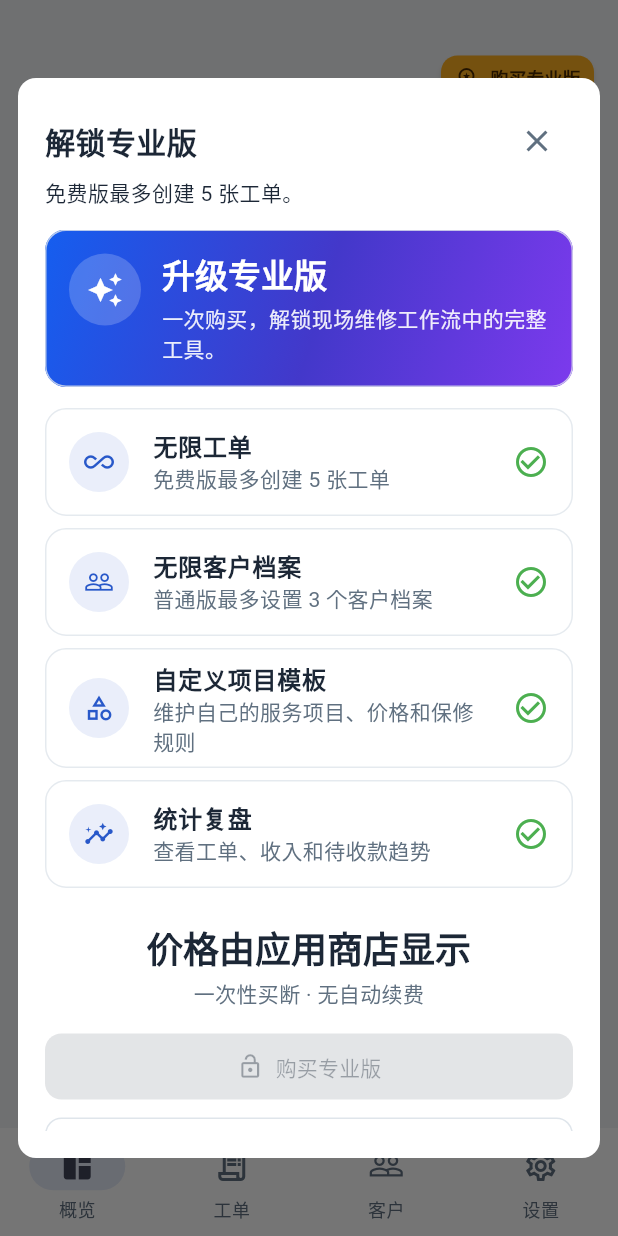
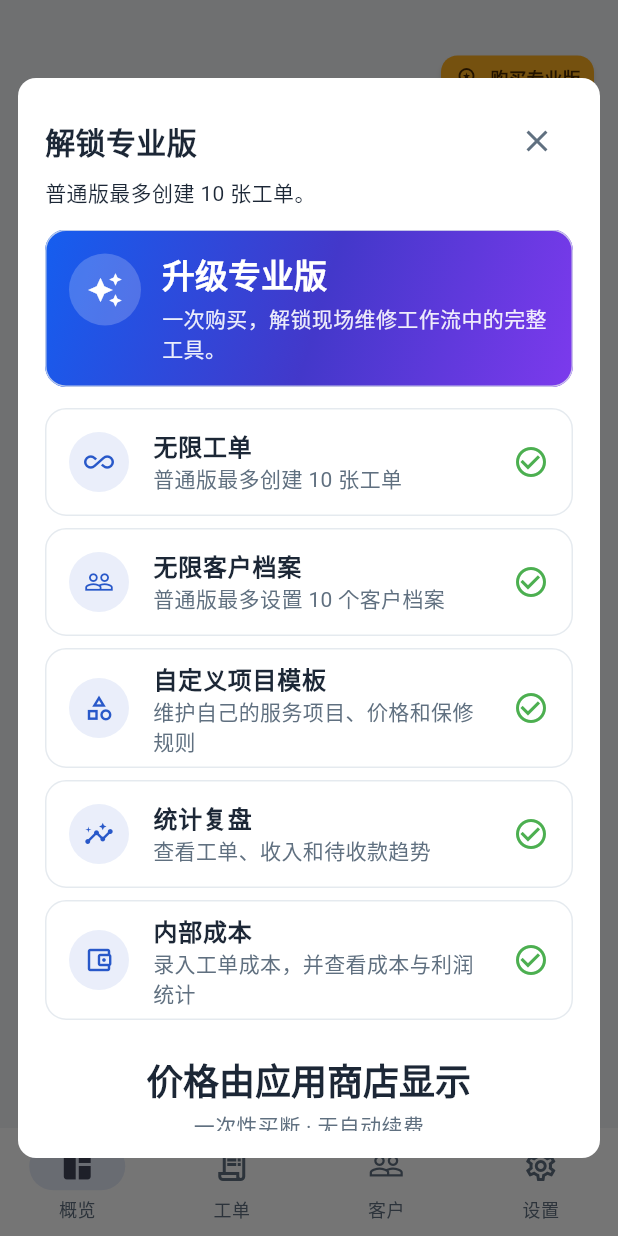
Before and after one commit to eurfef-oss/gongdan, a Flutter app: the screen it shows after launch, after a tap on "开始使用", after a tap on "购买专业版", on a phone screen of 412 x 824 dp. Run offline on Flutter 3.47's test engine with Material 3 defaults, Android fonts, the phone set to English and light mode, and no system bars; our stand-ins replace file_picker, flutter_secure_storage, image_picker, in_app_purchase, share_plus, shared_preferences; missing offline and left inert: cryptography.

Commit message:
feat: update free limits and cost permissions

```diff
--- a/lib/features/monetization/domain/entities/entitlement.dart
+++ b/lib/features/monetization/domain/entities/entitlement.dart
@@ -1,8 +1,8 @@
 import 'dart:convert';
 
 const proProductId = 'repair_pro_lifetime';
-const freeWorkOrderLimit = 5;
-const freeCustomerLimit = 3;
+const freeWorkOrderLimit = 10;
+const freeCustomerLimit = 10;
 
 enum EntitlementState {
   free,
@@ -18,6 +18,7 @@ enum ProFeature {
   unlimitedCustomers('unlimited_customers'),
   customTemplates('custom_templates'),
   statistics('statistics'),
+  internalCosts('internal_costs'),
   documentExport('document_export'),
   customerSignature('customer_signature'),
   photoAttachments('photo_attachments');
--- a/lib/features/monetization/presentation/pro_page.dart
+++ b/lib/features/monetization/presentation/pro_page.dart
@@ -22,12 +22,12 @@ class ProPage extends StatelessWidget {
             _ProFeatureRow(
               icon: Icons.all_inclusive,
               title: '无限工单',
-              description: '免费版最多创建 5 张工单',
+              description: '普通版最多创建 10 张工单',
             ),
             _ProFeatureRow(
               icon: Icons.people_outline,
               title: '无限客户档案',
-              description: '普通版最多设置 3 个客户档案',
+              description: '普通版最多设置 10 个客户档案',
             ),
             _ProFeatureRow(
               icon: Icons.category_outlined,
@@ -38,6 +38,11 @@ class ProPage extends StatelessWidget {
               icon: Icons.insights_outlined,
               title: '统计复盘',
               description: '查看工单、收入和待收款趋势',
+            ),
+            _ProFeatureRow(
+              icon: Icons.account_balance_wallet_outlined,
+              title: '内部成本',
+              description: '录入工单成本，并查看成本与利润统计',
             ),
           ];
 
--- a/lib/features/work_orders/presentation/shell/work_order_shell.dart
+++ b/lib/features/work_orders/presentation/shell/work_order_shell.dart
@@ -103,7 +103,7 @@ class _WorkOrderPageState extends State<WorkOrderPage> {
                 }
                 if (_isSecondaryPage) return _selectPage(5);
                 if (_settingsSectionOpen) {
-                  return _settingsKey.currentState?.showMenu();
+                  return _settingsKey.currentState?.handleBack();
                 }
                 _armExit(context);
               },
@@ -472,10 +472,11 @@ class _WorkOrderPageState extends State<WorkOrderPage> {
 
   Future<void> _showProPrompt(ProFeature feature) async {
     final description = switch (feature) {
-      ProFeature.unlimitedOrders => '免费版最多创建 5 张工单。',
-      ProFeature.unlimitedCustomers => '普通版最多设置 3 个客户档案。',
+      ProFeature.unlimitedOrders => '普通版最多创建 10 张工单。',
+      ProFeature.unlimitedCustomers => '普通版最多设置 10 个客户档案。',
       ProFeature.customTemplates => '自定义项目模板是专业版功能。',
       ProFeature.statistics => '统计复盘是专业版功能。',
+      ProFeature.internalCosts => '内部成本录入和成本利润统计是专业版功能。',
       ProFeature.documentExport => 'PDF / PNG 单据对所有版本开放。',
       ProFeature.customerSignature => '客户电子签名对所有版本开放。',
       ProFeature.photoAttachments => '维修照片附件对所有版本开放。',
```
Also changed, not shown: lib/features/work_orders/presentation/settings/internal_costs_page.dart (+8 -5 lines), lib/features/work_orders/presentation/settings/settings_page.dart (+34 -19 lines), 9 other files.
